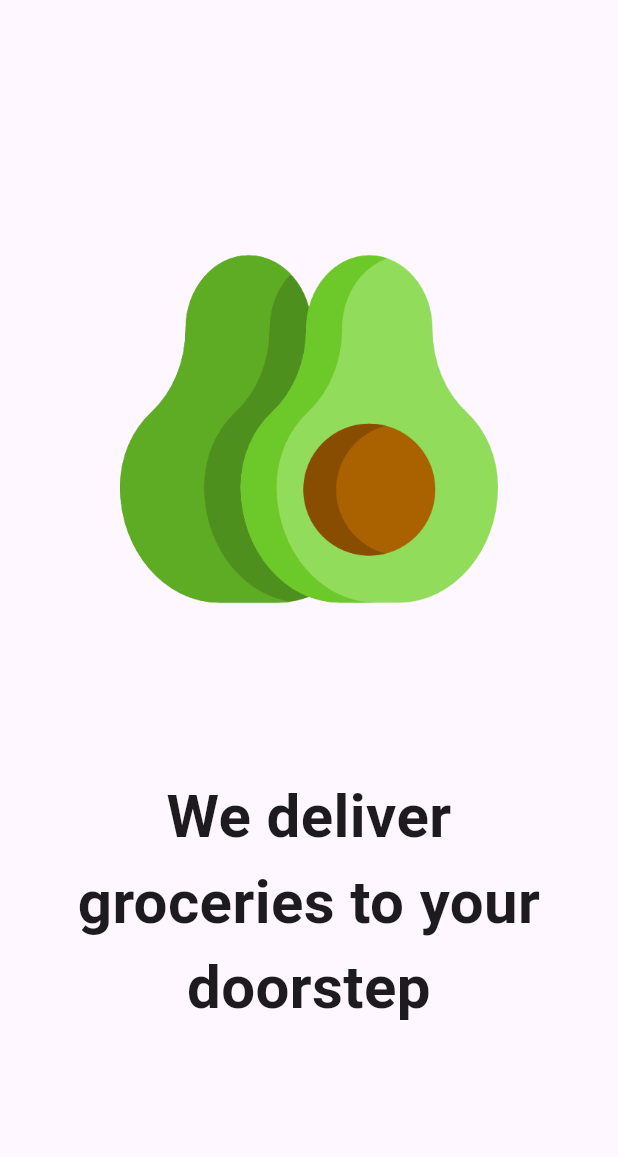
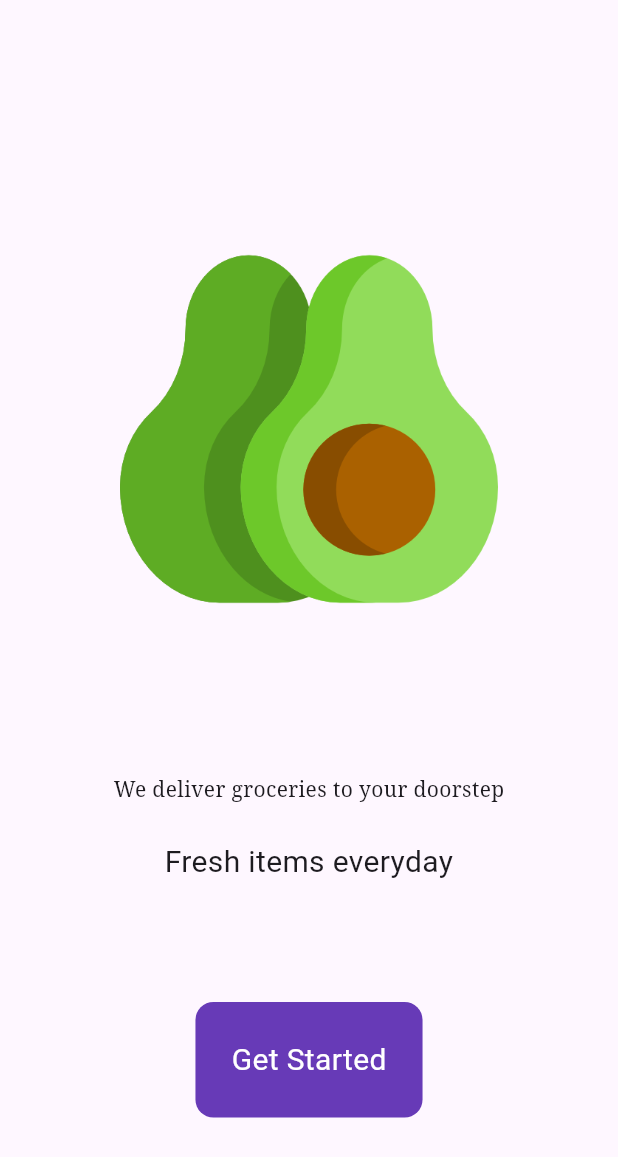
Before and after one commit to OnaliyVinukiy/GroceryApp, a Flutter app: the screen it shows after launch, on a phone screen of 412 x 824 dp. Shown: the top 1157 px of the screen. Run offline on Flutter 3.47's test engine with Material 3 defaults, Android fonts, the phone set to English and light mode, and no system bars; our stand-ins replace google_fonts.

Commit message:
texts and button

```diff
--- a/grocery_app/lib/pages/intro_page.dart
+++ b/grocery_app/lib/pages/intro_page.dart
@@ -1,4 +1,5 @@
 import 'package:flutter/material.dart';
+import 'package:google_fonts/google_fonts.dart';
 
 class IntroPage extends StatelessWidget {
   const IntroPage({super.key});
@@ -15,16 +16,25 @@ class IntroPage extends StatelessWidget {
           ),
 
           //we deliver groceries to doorstep
-          const Padding(
-            padding: EdgeInsets.all(24.0),
-            child: Text("We deliver groceries to your doorstep", style: TextStyle(fontSize: 40, fontWeight: FontWeight.bold), textAlign: TextAlign.center,),
+          Padding(
+            padding: const EdgeInsets.all(24.0),
+            child: Text("We deliver groceries to your doorstep", style: GoogleFonts.notoSerif()),
           ),
 
           //fresh items everyday
+          Text("Fresh items everyday", style: TextStyle(fontSize: 20), textAlign: TextAlign.center,),
 
+          const Spacer(),
           //get started button
-
-
+          Container(
+            decoration: BoxDecoration(
+              color: Colors.deepPurple,
+              borderRadius: BorderRadius.circular(12),
+            ),
+            padding: const EdgeInsets.all(24),
+            child: Text("Get Started", style: TextStyle(color: Colors.white, fontSize: 20),),
+          ),
+        const Spacer(),
         ],)
     );
   }
```
